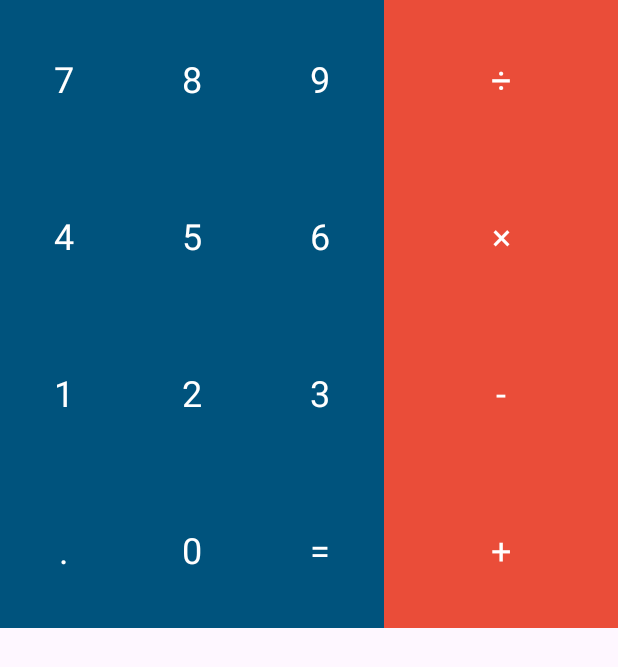
After one commit to JGS83-dev/Practica06LayoutsDSM104, an Android app: the GridLayout screen opened directly, with no data from a screen before it, on a phone screen of 412 x 824 dp. The commit adds this screen. Shown: the top 667 px of the screen. Run offline under Robolectric (Android 15) with nearby library versions, the phone set to English and light mode, and no system bars; 1 statement that could not run was skipped.

Commit message:
Agregado GridLayout

```diff
--- a/app/src/main/AndroidManifest.xml
+++ b/app/src/main/AndroidManifest.xml
@@ -12,6 +12,9 @@
         android:supportsRtl="true"
         android:theme="@style/Theme.Practica06LayoutsDSM104"
         tools:targetApi="31">
+        <activity
+            android:name=".GridLayout"
+            android:exported="false" />
         <activity
             android:name=".TableLayout"
             android:exported="false" />
--- /dev/null
+++ b/app/src/main/java/udb/edu/sv/dsm/practica06layoutsdsm104/GridLayout.kt
@@ -0,0 +1,20 @@
+package udb.edu.sv.dsm.practica06layoutsdsm104
+
+import android.os.Bundle
+import androidx.activity.enableEdgeToEdge
+import androidx.appcompat.app.AppCompatActivity
+import androidx.core.view.ViewCompat
+import androidx.core.view.WindowInsetsCompat
+
+class GridLayout : AppCompatActivity() {
+    override fun onCreate(savedInstanceState: Bundle?) {
+        super.onCreate(savedInstanceState)
+        enableEdgeToEdge()
+        setContentView(R.layout.activity_grid_layout)
+        ViewCompat.setOnApplyWindowInsetsListener(findViewById(R.id.main)) { v, insets ->
+            val systemBars = insets.getInsets(WindowInsetsCompat.Type.systemBars())
+            v.setPadding(systemBars.left, systemBars.top, systemBars.right, systemBars.bottom)
+            insets
+        }
+    }
+}
--- /dev/null
+++ b/app/src/main/res/layout/activity_grid_layout.xml
@@ -0,0 +1,152 @@
+<?xml version="1.0" encoding="utf-8"?>
+<androidx.constraintlayout.widget.ConstraintLayout xmlns:android="http://schemas.android.com/apk/res/android"
+    xmlns:app="http://schemas.android.com/apk/res-auto"
+    xmlns:tools="http://schemas.android.com/tools"
+    android:layout_width="match_parent"
+    android:layout_height="match_parent"
+    tools:context=".GridLayout">
+
+    <GridLayout
+        android:layout_width="match_parent"
+        android:layout_height="match_parent"
+        android:alignmentMode="alignBounds"
+        android:columnCount="4"
+        android:rowCount="4">
+
+        <TextView
+            android:id="@+id/numero_7"
+            style="@style/AppTheme.BotonCalculadora.Azul"
+            android:layout_column="0"
+            android:layout_row="0"
+            android:text="7" />
+
+        <TextView
+            android:id="@+id/numero_8"
+            style="@style/AppTheme.BotonCalculadora.Azul"
+            android:layout_width="wrap_content"
+            android:layout_height="wrap_content"
+            android:layout_column="1"
+            android:layout_row="0"
+            android:text="8" />
+
+        <TextView
+            android:id="@+id/numero_9"
+            style="@style/AppTheme.BotonCalculadora.Azul"
+            android:layout_width="wrap_content"
+            android:layout_height="wrap_content"
+            android:layout_column="2"
+            android:layout_row="0"
+            android:text="9" />
+
+        <TextView
+            android:id="@+id/numero_4"
+            style="@style/AppTheme.BotonCalculadora.Azul"
+            android:layout_height="wrap_content"
+            android:layout_column="0"
+            android:layout_row="1"
+            android:text="4" />
+
+        <TextView
+            android:id="@+id/numero_5"
+            style="@style/AppTheme.BotonCalculadora.Azul"
+            android:layout_width="wrap_content"
+            android:layout_height="wrap_content"
+            android:layout_column="1"
+            android:layout_row="1"
+            android:text="5" />
+
+        <TextView
+            android:id="@+id/numero_6"
+            style="@style/AppTheme.BotonCalculadora.Azul"
+            android:layout_width="wrap_content"
+            android:layout_height="wrap_content"
+            android:layout_column="2"
+            android:layout_row="1"
+            android:text="6" />
+
+        <TextView
+            android:id="@+id/signo_por"
+            style="@style/AppTheme.BotonCalculadora.Rojo"
+            android:layout_column="3"
+            android:layout_gravity="fill"
+            android:layout_row="1"
+            android:gravity="center"
+            android:text="×" />
+
+        <TextView
+            android:id="@+id/textView10"
+            style="@style/AppTheme.BotonCalculadora.Rojo"
+            android:layout_column="3"
+            android:layout_gravity="fill_horizontal"
+            android:layout_row="0"
+            android:text="÷" />
+
+        <TextView
+            android:id="@+id/numero_1"
+            style="@style/AppTheme.BotonCalculadora.Azul"
+            android:layout_column="0"
+            android:layout_row="2"
+            android:text="1" />
+
+        <TextView
+            android:id="@+id/numero_2"
+            style="@style/AppTheme.BotonCalculadora.Azul"
+            android:layout_width="wrap_content"
+            android:layout_height="wrap_content"
+            android:layout_column="1"
+            android:layout_row="2"
+            android:text="2" />
+
+        <TextView
+            android:id="@+id/numero_3"
+            style="@style/AppTheme.BotonCalculadora.Azul"
+            android:layout_width="wrap_content"
+            android:layout_height="wrap_content"
+            android:layout_column="2"
+            android:layout_row="2"
+            android:text="3" />
+
+        <TextView
+            android:id="@+id/signo_menos"
+            style="@style/AppTheme.BotonCalculadora.Rojo"
+            android:layout_column="3"
+            android:layout_gravity="fill_horizontal"
+            android:layout_row="2"
+            android:gravity="center"
+            android:text="-" />
+
+        <TextView
+            android:id="@+id/punto"
+            style="@style/AppTheme.BotonCalculadora.Azul"
+            android:layout_column="0"
+            android:layout_gravity="fill_horizontal"
+            android:layout_row="3"
+            android:gravity="center_horizontal"
+            android:text="." />
+
+        <TextView
+            android:id="@+id/cero"
+            style="@style/AppTheme.BotonCalculadora.Azul"
+            android:layout_column="1"
+            android:layout_row="3"
+            android:text="0" />
+
+        <TextView
+            android:id="@+id/signo_igual"
+            style="@style/AppTheme.BotonCalculadora.Azul"
+            android:layout_column="2"
+            android:layout_gravity="fill_horizontal"
+            android:layout_row="3"
+            android:text="=" />
+
+        <TextView
+            android:id="@+id/signo_mas"
+            style="@style/AppTheme.BotonCalculadora.Rojo"
+            android:layout_column="3"
+            android:layout_gravity="fill_horizontal"
+            android:layout_row="3"
+            android:text="+" />
+
+    </GridLayout>
+
+</androidx.constraintlayout.widget.ConstraintLayout>
--- a/app/src/main/res/values/themes.xml
+++ b/app/src/main/res/values/themes.xml
@@ -6,4 +6,21 @@
     </style>
 
     <style name="Theme.Practica06LayoutsDSM104" parent="Base.Theme.Practica06LayoutsDSM104" />
+
+    <style name="AppTheme.BotonCalculadora" parent="TextAppearance.AppCompat.Headline">
+        <item name="android:textColor">@android:color/white</item>
+        <item name="android:gravity">center</item>
+        <item name="android:padding">36dp</item>
+        <item name="android:layout_width">wrap_content</item>
+        <item name="android:layout_height">wrap_content</item>
+    </style>
+
+    <style name="AppTheme.BotonCalculadora.Azul" parent="AppTheme.BotonCalculadora">
+        <item name="android:background">#00537D</item>
+    </style>
+
+    <style name="AppTheme.BotonCalculadora.Rojo" parent="AppTheme.BotonCalculadora">
+        <item name="android:background">#EA4D39</item>
+    </style>
+
 </resources>
```
